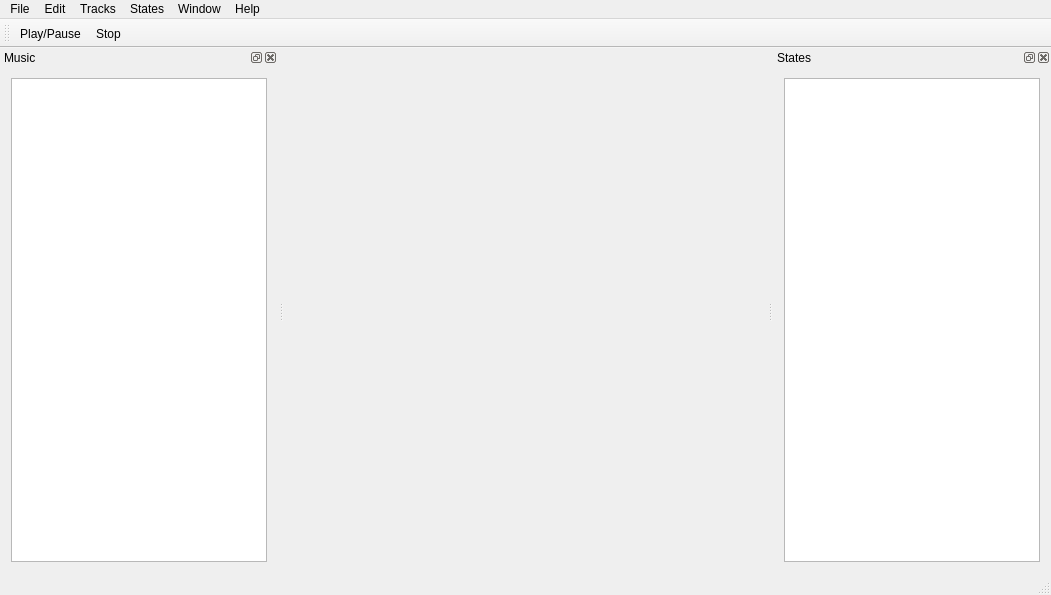
This is OpenDynamicCreator.ui in BattyBovine/OpenDynamicCreator as Qt 5 draws it before an edit. The edited form follows.
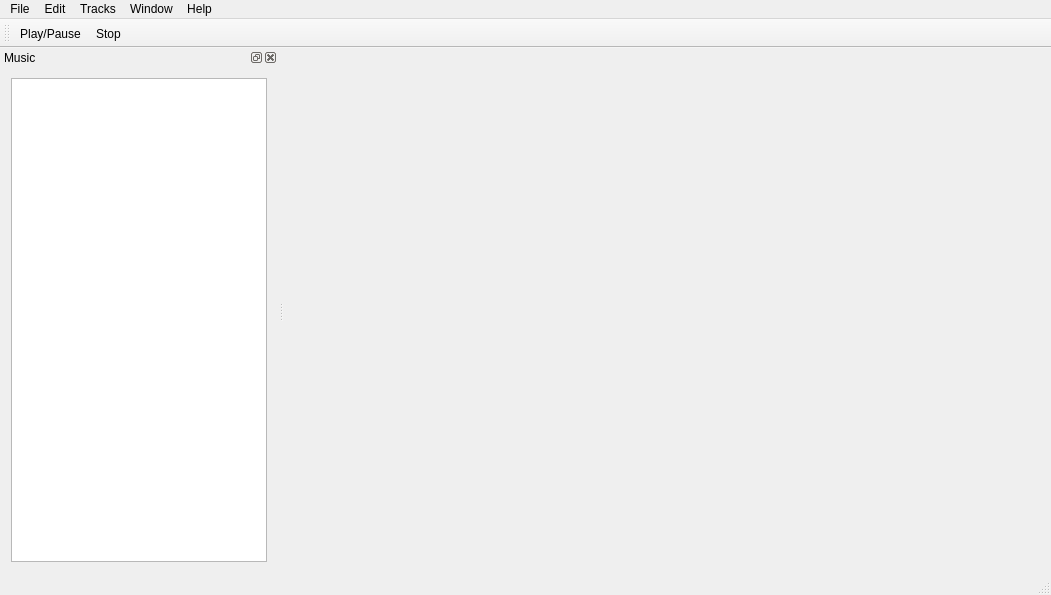
This is the edited form. Icons and pictures are not drawn. Custom widgets are drawn as their Qt base class.

Commit message: - New class created for storing music event flags and associated data. - Convenience class added for marking specific beats in a song, and converting between beats and seconds. - Tempo is now a float value. - States window has been removed, since it's unlikely an entirely separate dialogue box will be necessary. - Widgets that previously attached to ClipItem now attach instead to the more generic BaseMusicItem, allowing mixing of all music item types. - Mixer now holds a "snap to beat" option that changes which beat unit to snap to when editing clips.

```diff
--- a/OpenDynamicCreator.ui
+++ b/OpenDynamicCreator.ui
@@ -69,55 +69,13 @@
     <addaction name="actionUndo"/>
     <addaction name="actionRedo"/>
    </widget>
-   <widget class="QMenu" name="menuStates">
-    <property name="title">
-     <string>States</string>
-    </property>
-    <addaction name="actionAddState"/>
-    <addaction name="actionAddStateSwitch"/>
-   </widget>
    <addaction name="menuFile"/>
    <addaction name="menuEdit"/>
    <addaction name="menuTracks"/>
-   <addaction name="menuStates"/>
    <addaction name="menuWindow"/>
    <addaction name="menuHelp"/>
   </widget>
   <widget class="QStatusBar" name="statusMain"/>
-  <widget class="QDockWidget" name="dockStates">
-   <property name="allowedAreas">
-    <set>Qt::LeftDockWidgetArea|Qt::RightDockWidgetArea</set>
-   </property>
-   <property name="windowTitle">
-    <string>States</string>
-   </property>
-   <attribute name="dockWidgetArea">
-    <number>2</number>
-   </attribute>
-   <widget class="QWidget" name="dockWidgetContents_2">
-    <layout class="QVBoxLayout" name="verticalLayout_2">
-     <item>
-      <widget class="StatesTreeView" name="treeStates">
-       <property name="contextMenuPolicy">
-        <enum>Qt::CustomContextMenu</enum>
-       </property>
-       <property name="acceptDrops">
-        <bool>true</bool>
-       </property>
-       <property name="dragEnabled">
-        <bool>true</bool>
-       </property>
-       <property name="dragDropMode">
-        <enum>QAbstractItemView::InternalMove</enum>
-       </property>
-       <property name="headerHidden">
-        <bool>true</bool>
-       </property>
-      </widget>
-     </item>
-    </layout>
-   </widget>
-  </widget>
   <widget class="QDockWidget" name="dockMusic">
    <property name="allowedAreas">
     <set>Qt::LeftDockWidgetArea|Qt::RightDockWidgetArea</set>
@@ -353,11 +311,6 @@
    <extends>QTreeView</extends>
    <header>Widgets/MusicTreeView.h</header>
   </customwidget>
-  <customwidget>
-   <class>StatesTreeView</class>
-   <extends>QTreeView</extends>
-   <header>Widgets/StatesTreeView.h</header>
-  </customwidget>
  </customwidgets>
  <resources>
   <include location="icons.qrc"/>
```
Left out of the diff: 16 changed lines with no effect on the pictures. The commit also changes 17 other files.
